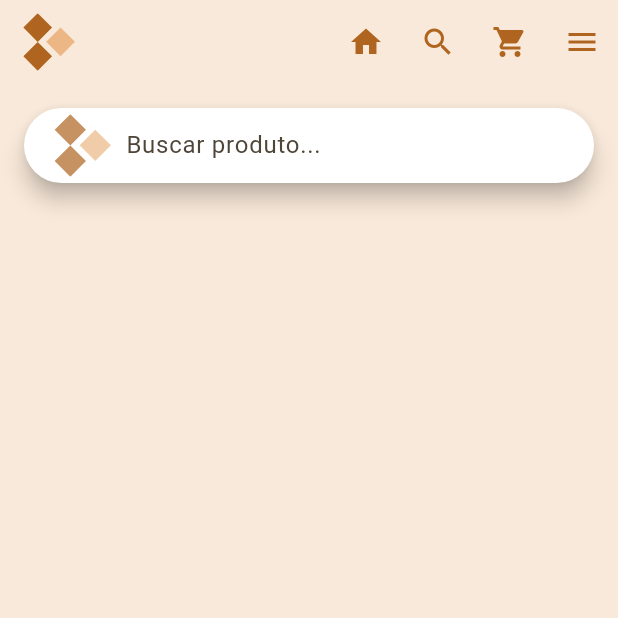
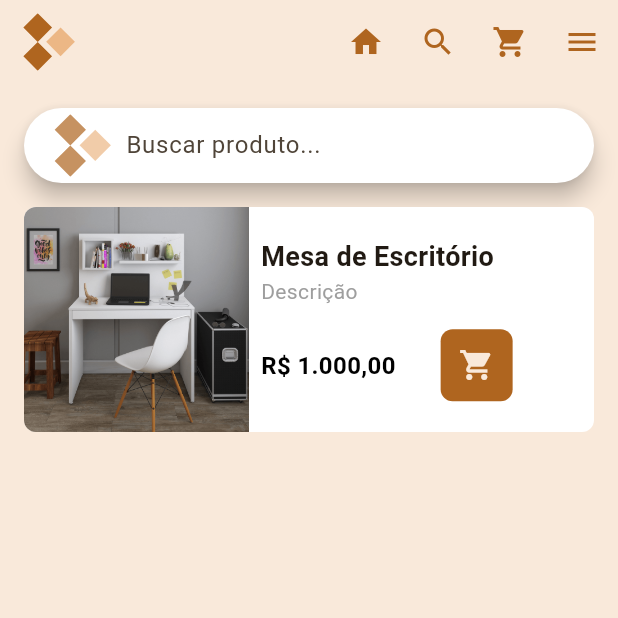
Before and after one commit to Trabalho-Unifeso/Mobile-AR, a Flutter app: the screen it shows after launch, on a phone screen of 412 x 824 dp, the top half of it. Run offline on Flutter 3.47's test engine with Material 3 defaults, Android fonts, the light colour scheme and no system bars; our stand-ins replace flutter_svg.

Commit message:
implementando card do produto

```diff
--- a/lib/main.dart
+++ b/lib/main.dart
@@ -117,6 +117,77 @@ class _MyHomePageState extends State<MyHomePage> {
                 backgroundColor: WidgetStateProperty.all(Colors.white),
               ),
             ),
+            // Card do Produto
+            Container(
+              margin: const EdgeInsets.only(top: 16),
+              decoration: BoxDecoration(
+                color: Colors.white,
+                borderRadius: BorderRadius.circular(8),
+              ),
+              child: Row(
+                children: [
+                  ClipRRect(
+                    borderRadius: const BorderRadius.only(
+                      topLeft: Radius.circular(8),
+                      bottomLeft: Radius.circular(8),
+                    ),
+                    child: Image.asset(
+                      'assets/mesa-escritorio.png',
+                      width: 150,
+                      height: 150,
+                      fit: BoxFit.cover,
+                    ),
+                  ),
+                  const SizedBox(width: 8),
+                  Column(
+                    crossAxisAlignment: CrossAxisAlignment.start,
+                    children: [
+                      Text(
+                        'Mesa de Escritório',
+                        style: const TextStyle(
+                          fontSize: 18,
+                          fontWeight: FontWeight.bold,
+                        ),
+                      ),
+                      Text(
+                        'Descrição',
+                        style: const TextStyle(
+                          fontSize: 14,
+                          color: Colors.grey,
+                        ),
+                      ),
+                      SizedBox(height: 15),
+                      Row(
+                        children: [
+                          Text(
+                            'R\$ 1.000,00',
+                            style: const TextStyle(
+                              fontSize: 16,
+                              fontWeight: FontWeight.bold,
+                              color: Colors.black,
+                            ),
+                          ),
+                          SizedBox(width: 30),
+                          Container(
+                            decoration: BoxDecoration(
+                              color: Color(0xFFAF651F),
+                              borderRadius: BorderRadius.circular(8),
+                            ),
+                            child: IconButton(
+                              icon: const Icon(
+                                Icons.shopping_cart,
+                                color: Color(0xFFF9E9DA),
+                              ),
+                              onPressed: () {},
+                            ),
+                          ),
+                        ],
+                      ),
+                    ],
+                  ),
+                ],
+              ),
+            ),
           ],
         ),
       ),
--- a/pubspec.yaml
+++ b/pubspec.yaml
@@ -60,7 +60,8 @@ flutter:
 
   # To add assets to your application, add an assets section, like this:
   assets:
-    - assets/
+    - assets/mesa-escritorio.png
+    - assets/logo.svg
   #   - images/a_dot_burr.jpeg
   #   - images/a_dot_ham.jpeg
 
```
Also changed, not shown: assets/mesa-escritorio.png (added).
